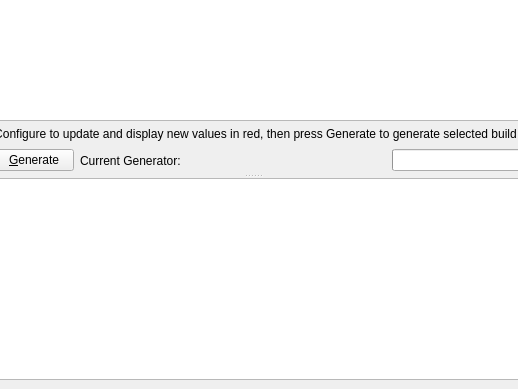
nickjhathaway/cmake, file Source/QtDialog/CMakeSetupDialog.ui: the form before one commit; both pictures show x 101 to 619 and y 193 to 582 of the 707 by 582 pixel window.
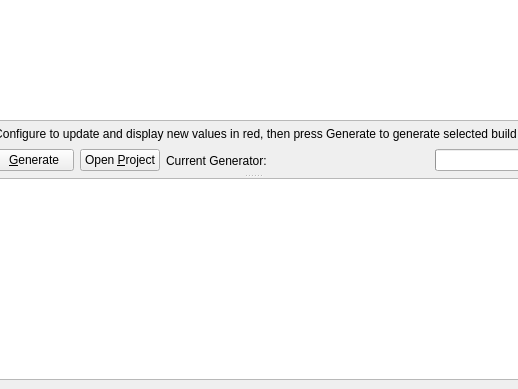
The form after the commit. Icons and pictures are not drawn. Custom widgets are drawn as their Qt base class.

Diff of the .ui file:
```diff
--- a/Source/QtDialog/CMakeSetupDialog.ui
+++ b/Source/QtDialog/CMakeSetupDialog.ui
@@ -238,6 +238,13 @@
            </property>
           </widget>
          </item>
+          <item>
+            <widget class="QPushButton" name="OpenProjectButton">
+              <property name="text">
+                <string>Open &amp;Project</string>
+              </property>
+            </widget>
+          </item>
          <item>
           <widget class="QLabel" name="Generator">
            <property name="text">
```
